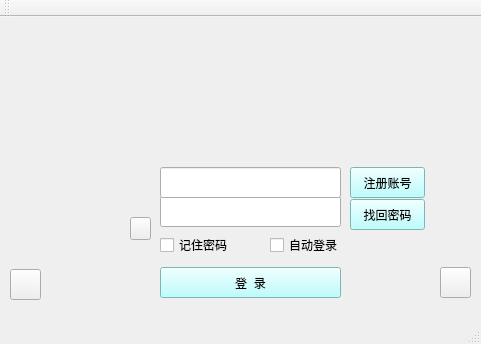
Above: client/mainwindow.ui from myservicegroup3/DongRuanProgram before the change. Below: the same form after it.
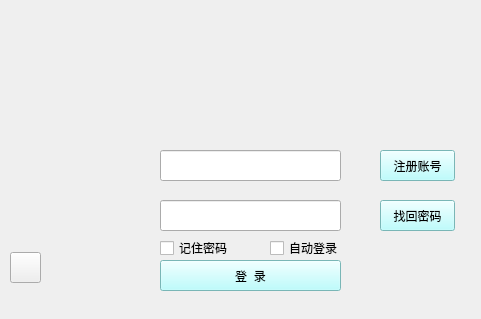
That is the form after the change. Icons and pictures are not drawn.

Patch:
```diff
--- a/client/mainwindow.ui
+++ b/client/mainwindow.ui
@@ -7,7 +7,7 @@
     <x>0</x>
     <y>0</y>
     <width>481</width>
-    <height>344</height>
+    <height>319</height>
    </rect>
   </property>
   <property name="windowTitle">
@@ -25,7 +25,7 @@
     <property name="geometry">
      <rect>
       <x>160</x>
-      <y>179</y>
+      <y>200</y>
       <width>181</width>
       <height>31</height>
      </rect>
@@ -46,7 +46,7 @@
    <widget class="QPushButton" name="pushButton_2">
     <property name="geometry">
      <rect>
-      <x>350</x>
+      <x>380</x>
       <y>150</y>
       <width>75</width>
       <height>31</height>
@@ -65,8 +65,8 @@
    <widget class="QPushButton" name="pushButton_3">
     <property name="geometry">
      <rect>
-      <x>350</x>
-      <y>182</y>
+      <x>380</x>
+      <y>200</y>
       <width>75</width>
       <height>31</height>
      </rect>
@@ -81,24 +81,11 @@
      <string>找回密码</string>
     </property>
    </widget>
-   <widget class="QPushButton" name="pushButton_4">
-    <property name="geometry">
-     <rect>
-      <x>130</x>
-      <y>200</y>
-      <width>21</width>
-      <height>23</height>
-     </rect>
-    </property>
-    <property name="text">
-     <string/>
-    </property>
-   </widget>
    <widget class="QCheckBox" name="checkBox">
     <property name="geometry">
      <rect>
       <x>160</x>
-      <y>220</y>
+      <y>240</y>
       <width>71</width>
       <height>16</height>
      </rect>
@@ -114,7 +101,7 @@
     <property name="geometry">
      <rect>
       <x>270</x>
-      <y>220</y>
+      <y>240</y>
       <width>71</width>
       <height>16</height>
      </rect>
@@ -130,7 +117,7 @@
     <property name="geometry">
      <rect>
       <x>160</x>
-      <y>250</y>
+      <y>260</y>
       <width>181</width>
       <height>31</height>
      </rect>
@@ -168,30 +155,11 @@
      <string/>
     </property>
    </widget>
-   <widget class="QPushButton" name="pushButton_7">
-    <property name="geometry">
-     <rect>
-      <x>440</x>
-      <y>250</y>
-      <width>31</width>
-      <height>31</height>
-     </rect>
-    </property>
-    <property name="styleSheet">
-     <string notr="true">QPushButton{
-	
-	border-image: url(:/new/prefix1/ziyuan/685574c7d527804795221f165d7c90e9.png);
-}</string>
-    </property>
-    <property name="text">
-     <string/>
-    </property>
-   </widget>
    <widget class="QLabel" name="label">
     <property name="geometry">
      <rect>
-      <x>70</x>
-      <y>140</y>
+      <x>30</x>
+      <y>150</y>
       <width>81</width>
       <height>81</height>
      </rect>
@@ -228,7 +196,7 @@
       <x>0</x>
       <y>0</y>
       <width>481</width>
-      <height>151</height>
+      <height>141</height>
      </rect>
     </property>
     <property name="styleSheet">
@@ -239,25 +207,6 @@
     </property>
    </widget>
   </widget>
-  <widget class="QMenuBar" name="menuBar">
-   <property name="geometry">
-    <rect>
-     <x>0</x>
-     <y>0</y>
-     <width>481</width>
-     <height>23</height>
-    </rect>
-   </property>
-  </widget>
-  <widget class="QToolBar" name="mainToolBar">
-   <attribute name="toolBarArea">
-    <enum>TopToolBarArea</enum>
-   </attribute>
-   <attribute name="toolBarBreak">
-    <bool>false</bool>
-   </attribute>
-  </widget>
-  <widget class="QStatusBar" name="statusBar"/>
  </widget>
  <layoutdefault spacing="6" margin="11"/>
  <resources>
```
Left out of the diff: 9 changed lines with no effect on the pictures.
